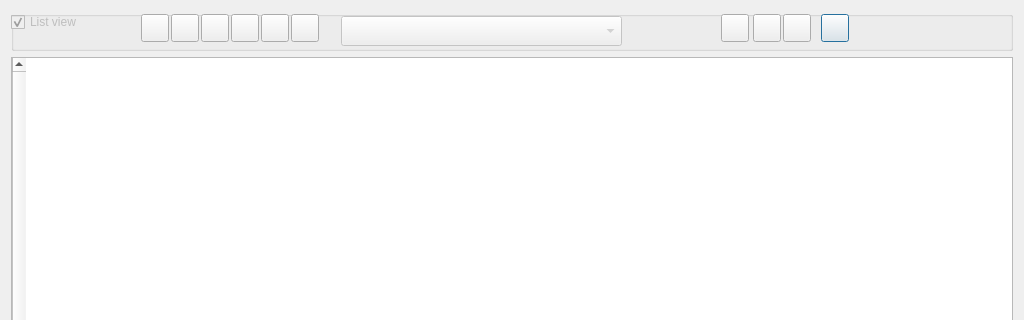
Above: GUI_UIs/ui_dialog_graph.ui from ccbogel/QualCoder before the change; both pictures show x 0 to 1024 and y 0 to 320 of the 1024 by 600 pixel window. Below: the same form after it.
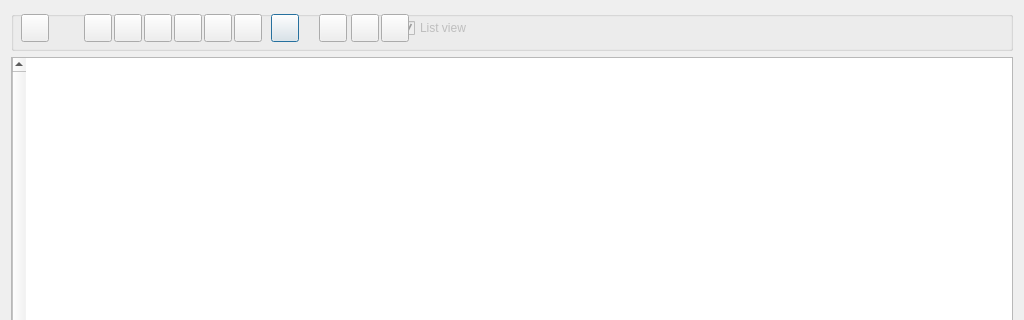
That is the form after the change.

Diff of the .ui file:
```diff
--- a/GUI_UIs/ui_dialog_graph.ui
+++ b/GUI_UIs/ui_dialog_graph.ui
@@ -37,8 +37,8 @@
       </property>
       <property name="geometry">
        <rect>
-        <x>0</x>
-        <y>0</y>
+        <x>390</x>
+        <y>6</y>
         <width>111</width>
         <height>22</height>
        </rect>
@@ -53,23 +53,10 @@
        <bool>true</bool>
       </property>
      </widget>
-     <widget class="QComboBox" name="comboBox">
-      <property name="enabled">
-       <bool>false</bool>
-      </property>
-      <property name="geometry">
-       <rect>
-        <x>330</x>
-        <y>5</y>
-        <width>281</width>
-        <height>30</height>
-       </rect>
-      </property>
-     </widget>
      <widget class="QPushButton" name="pushButton_export">
       <property name="geometry">
        <rect>
-        <x>810</x>
+        <x>260</x>
         <y>3</y>
         <width>28</width>
         <height>28</height>
@@ -85,7 +72,7 @@
      <widget class="QLabel" name="label_zoom">
       <property name="geometry">
        <rect>
-        <x>850</x>
+        <x>41</x>
         <y>3</y>
         <width>28</width>
         <height>28</height>
@@ -101,7 +88,7 @@
      <widget class="QPushButton" name="pushButton_reveal">
       <property name="geometry">
        <rect>
-        <x>160</x>
+        <x>193</x>
         <y>3</y>
         <width>28</width>
         <height>28</height>
@@ -117,7 +104,7 @@
      <widget class="QPushButton" name="pushButton_savegraph">
       <property name="geometry">
        <rect>
-        <x>710</x>
+        <x>308</x>
         <y>3</y>
         <width>28</width>
         <height>28</height>
@@ -133,7 +120,7 @@
      <widget class="QPushButton" name="pushButton_loadgraph">
       <property name="geometry">
        <rect>
-        <x>742</x>
+        <x>340</x>
         <y>3</y>
         <width>28</width>
         <height>28</height>
@@ -149,7 +136,7 @@
      <widget class="QPushButton" name="pushButton_deletegraph">
       <property name="geometry">
        <rect>
-        <x>772</x>
+        <x>370</x>
         <y>3</y>
         <width>28</width>
         <height>28</height>
@@ -165,7 +152,7 @@
      <widget class="QPushButton" name="pushButton_freetextitem">
       <property name="geometry">
        <rect>
-        <x>190</x>
+        <x>73</x>
         <y>3</y>
         <width>28</width>
         <height>28</height>
@@ -181,7 +168,7 @@
      <widget class="QPushButton" name="pushButton_addcase">
       <property name="geometry">
        <rect>
-        <x>220</x>
+        <x>103</x>
         <y>3</y>
         <width>28</width>
         <height>28</height>
@@ -197,7 +184,7 @@
      <widget class="QPushButton" name="pushButton_addfile">
       <property name="geometry">
        <rect>
-        <x>250</x>
+        <x>133</x>
         <y>3</y>
         <width>28</width>
         <height>28</height>
@@ -213,7 +200,7 @@
      <widget class="QPushButton" name="pushButton_addline">
       <property name="geometry">
        <rect>
-        <x>280</x>
+        <x>163</x>
         <y>3</y>
         <width>28</width>
         <height>28</height>
@@ -229,7 +216,7 @@
      <widget class="QPushButton" name="pushButton_selectbranch">
       <property name="geometry">
        <rect>
-        <x>130</x>
+        <x>10</x>
         <y>3</y>
         <width>28</width>
         <height>28</height>
@@ -242,6 +229,35 @@
        <string/>
       </property>
      </widget>
+     <widget class="QPushButton" name="pushButton_clear">
+      <property name="geometry">
+       <rect>
+        <x>223</x>
+        <y>3</y>
+        <width>28</width>
+        <height>28</height>
+       </rect>
+      </property>
+      <property name="toolTip">
+       <string>Clear</string>
+      </property>
+      <property name="text">
+       <string/>
+      </property>
+     </widget>
+     <widget class="QLabel" name="label_loaded_graph">
+      <property name="geometry">
+       <rect>
+        <x>425</x>
+        <y>4</y>
+        <width>561</width>
+        <height>28</height>
+       </rect>
+      </property>
+      <property name="text">
+       <string/>
+      </property>
+     </widget>
     </widget>
    </item>
    <item row="1" column="0">
```
Left out of the diff: 1 changed line with no effect on the pictures.
